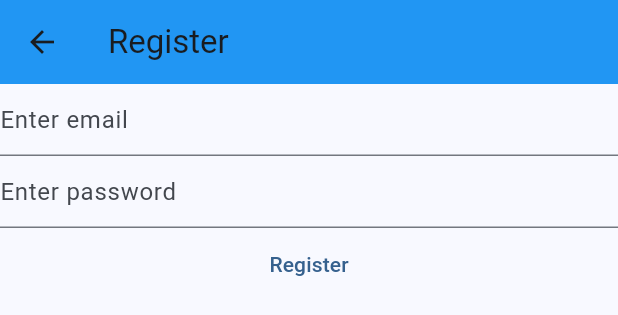
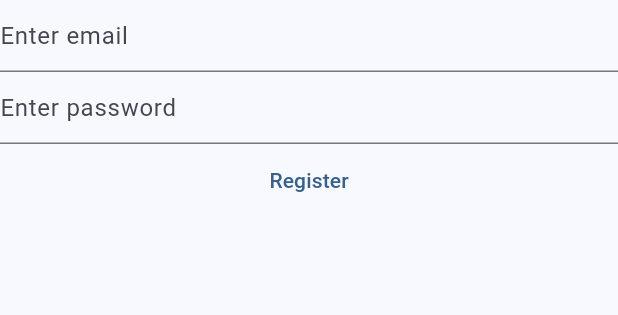
Before and after one commit to lakshay102/MyNotes, a Flutter app: the RegisterView widget shown alone on an empty page, opened directly, on a phone screen of 412 x 824 dp. Shown: the top 315 px of the screen. Run offline on Flutter 3.47's test engine with Material 3 defaults, Android fonts, the phone set to English and light mode, and no system bars; our stand-ins replace firebase_auth, firebase_core; accounts and stored records are empty.

```diff
--- a/lib/views/register_view.dart
+++ b/lib/views/register_view.dart
@@ -1,7 +1,5 @@
 import 'package:firebase_auth/firebase_auth.dart';
-import 'package:firebase_core/firebase_core.dart';
 import 'package:flutter/material.dart';
-import 'package:mynotes/firebase_options.dart';
 
 class RegisterView extends StatefulWidget {
   const RegisterView({super.key});
@@ -30,19 +28,6 @@ class _RegisterViewState extends State<RegisterView> {
 
   @override
   Widget build(BuildContext context) {
-    return Scaffold(
-      appBar: AppBar(
-        backgroundColor: Colors.blue,
-        // backgroundColor: Theme.of(context).colorScheme.secondaryFixed,
-        title: const Text('Register'),
-      ),
-      body: FutureBuilder(
-        future: Firebase.initializeApp(
-          options: DefaultFirebaseOptions.currentPlatform,
-        ),
-        builder: (context, snapshot) {
-          switch (snapshot.connectionState) {
-            case ConnectionState.done:
     return Column(
       children: [
         TextField(
@@ -54,44 +39,33 @@ class _RegisterViewState extends State<RegisterView> {
         ),
         TextField(
           controller: _password,
-                    decoration:
-                        const InputDecoration(hintText: 'Enter password'),
+          decoration: const InputDecoration(hintText: 'Enter password'),
           obscureText: true,
           autocorrect: false,
           enableSuggestions: false,
         ),
         TextButton(
             onPressed: () async {
-                        try{
+              try {
                 final email = _email.text;
                 final password = _password.text;
                 final userCredential = await FirebaseAuth.instance
                     .createUserWithEmailAndPassword(
                         email: email, password: password);
                 print(userCredential);
-                      }
-                      on FirebaseAuthException catch (e){
-                        if(e.code == 'weak-password')
-                        {
+              } on FirebaseAuthException catch (e) {
+                if (e.code == 'weak-password') {
                   print('Weak Password entered');
-                        }else if(e.code == 'email-already-in-use') {
+                } else if (e.code == 'email-already-in-use') {
                   print('Email is already in use');
-                        }
-                        else if(e.code == 'invalid-email'){
+                } else if (e.code == 'invalid-email') {
                   print('Invalid email entered');
                 }
                 // print(e.code);
-
               }
             },
             child: const Text('Register')),
       ],
     );
-            default:
-              return const Text('Loading...');
-          }
-        },
-      ),
-    );
   }
 }
```
Also changed, not shown: lib/main.dart (+12 -19 lines), lib/views/login_view.dart (+1 -22 lines). Lines whose indentation alone changed are shown as unchanged.
